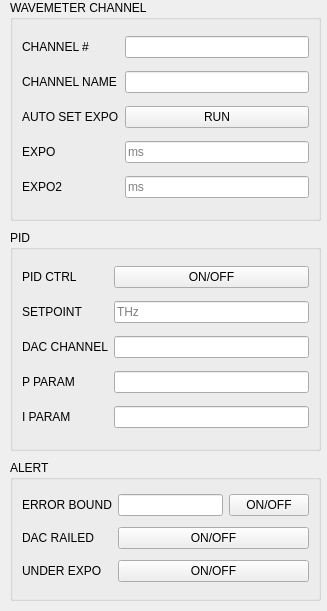
JQIamo/Wavemeter-Dashboard, file wavemeter_dashboard/view/ui/ui_channel_setup.ui: the form before one commit.
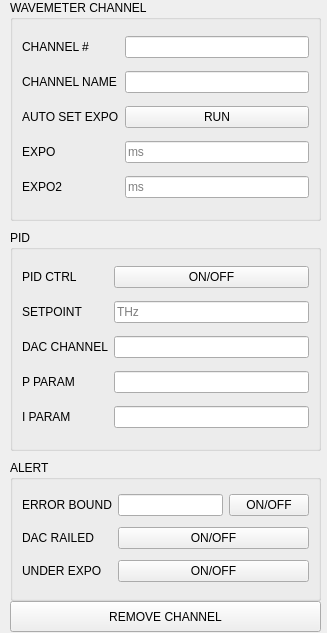
The form after the commit. Custom widgets are drawn as their Qt base class.

Commit message: refactor: Use QStackedWidget to hold dashboard, preparing for SingleChannelView

```diff
--- a/wavemeter_dashboard/view/ui/ui_channel_setup.ui
+++ b/wavemeter_dashboard/view/ui/ui_channel_setup.ui
@@ -7,11 +7,11 @@
     <x>0</x>
     <y>0</y>
     <width>327</width>
-    <height>611</height>
+    <height>633</height>
    </rect>
   </property>
   <property name="sizePolicy">
-   <sizepolicy hsizetype="MinimumExpanding" vsizetype="MinimumExpanding">
+   <sizepolicy hsizetype="Preferred" vsizetype="Preferred">
     <horstretch>0</horstretch>
     <verstretch>0</verstretch>
    </sizepolicy>
@@ -242,6 +242,19 @@
     </item>
    </layout>
   </widget>
+  <widget class="QPushButton" name="removeChannelBtn">
+   <property name="geometry">
+    <rect>
+     <x>10</x>
+     <y>601</y>
+     <width>311</width>
+     <height>31</height>
+    </rect>
+   </property>
+   <property name="text">
+    <string>REMOVE CHANNEL</string>
+   </property>
+  </widget>
  </widget>
  <customwidgets>
   <customwidget>
```
The commit also changes 13 other files.
